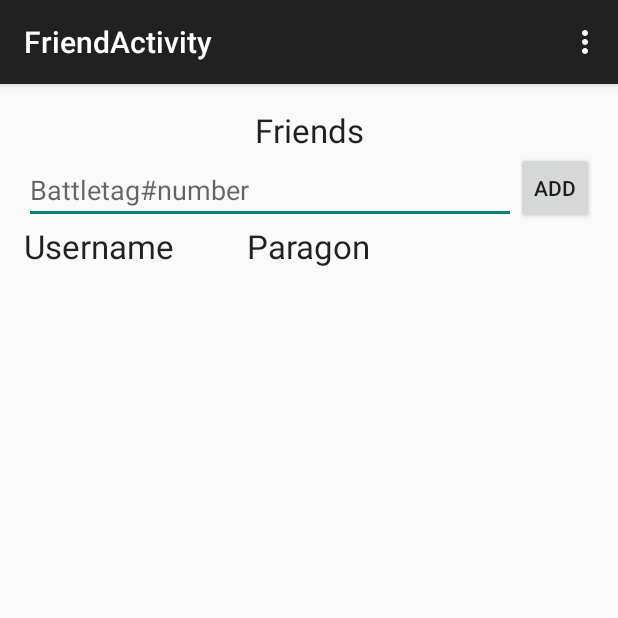
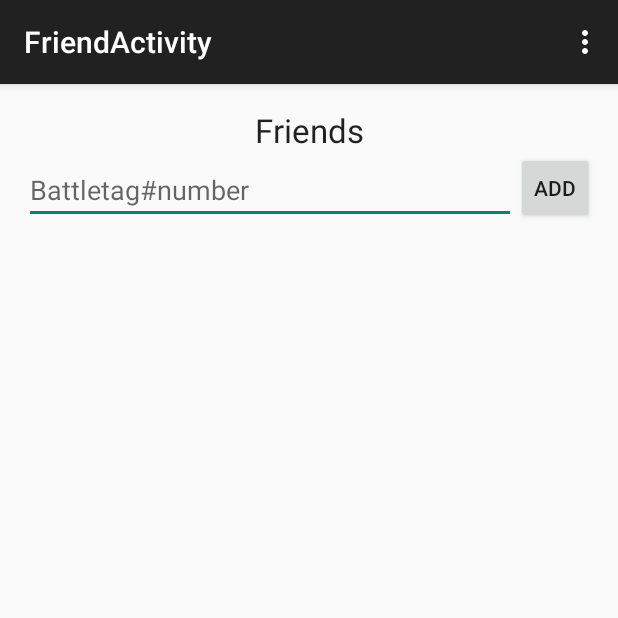
Before and after one commit to Eddoson/Diablo3App, an Android app: the FriendActivity screen opened directly, with no data from a screen before it, on a phone screen of 412 x 824 dp, the top half of it. Run offline under Robolectric (Android 15) with nearby library versions, the phone set to English and light mode, and no system bars; network calls fail; 2 statements that could not run were skipped.

Commit message:
Friends List Refactor 1. Updated parse so that friends lists are stored in jsonarrays 2. In progress: refactoring friends list activity so that it utilizes new format for friends list

```diff
--- a/app/src/main/java/com/example/eddoson/diablo3app/CharacterSheetActivity.java
+++ b/app/src/main/java/com/example/eddoson/diablo3app/CharacterSheetActivity.java
@@ -246,7 +246,7 @@
 
             //initialize stringbuilders to display later
             //thanks to navastyles for tip on String.format and Stringbuilder better organizing code!!
-            itemName.append(String.format("Item: %s \n", root.getString("name")));
+            itemName.append(String.format("Name: %s \n", root.getString("name")));
             armor.append("");
             attributes.append("Attributes: \n");
             gems.append("");
--- a/app/src/main/java/com/example/eddoson/diablo3app/FriendAdapter.java
+++ b/app/src/main/java/com/example/eddoson/diablo3app/FriendAdapter.java
@@ -42,10 +42,12 @@
 
         //connecting logic to the UI
         TextView tvUsername = (TextView) convertView.findViewById(R.id.textViewUsername);
+        TextView tvBnetUsername = (TextView) convertView.findViewById(R.id.textViewBnetUsername);
         TextView tvParagon = (TextView) convertView.findViewById(R.id.textViewParagon);
 
         //set the friend info to the text views
-        tvUsername.setText(friend.getBnetUsername());
+        tvUsername.setText(friend.getUsername());
+        tvBnetUsername.setText(friend.getBnetUsername());
         tvParagon.setText(friend.getParagon());
 
         return convertView;
--- a/app/src/main/res/layout/activity_friend.xml
+++ b/app/src/main/res/layout/activity_friend.xml
@@ -24,7 +24,7 @@
         android:id="@+id/listViewFriends"
         android:layout_alignParentLeft="true"
         android:layout_alignParentStart="true"
-        android:layout_below="@+id/textViewLabelUsername"/>
+        android:layout_below="@+id/buttonAdd"/>
 
     <EditText
         android:layout_width="wrap_content"
@@ -47,23 +47,4 @@
         android:layout_alignParentRight="true"
         android:layout_alignParentEnd="true"/>
 
-    <TextView
-        android:layout_width="wrap_content"
-        android:layout_height="wrap_content"
-        android:textAppearance="?android:attr/textAppearanceLarge"
-        android:text="@string/string_textview_label_username"
-        android:id="@+id/textViewLabelUsername"
-        android:layout_below="@+id/buttonAdd"
-        android:layout_alignParentLeft="true"
-        android:layout_alignParentStart="true"/>
-
-    <TextView
-        android:layout_width="wrap_content"
-        android:layout_height="wrap_content"
-        android:textAppearance="?android:attr/textAppearanceLarge"
-        android:text="@string/string_textview_label_paragon"
-        android:id="@+id/textViewLabelParagon"
-        android:layout_below="@+id/editTextFriend"
-        android:layout_centerHorizontal="true"/>
-
 </RelativeLayout>
--- a/app/src/main/res/values/strings.xml
+++ b/app/src/main/res/values/strings.xml
@@ -43,5 +43,6 @@
     <string name="string_leaderboard_title">Leaderboard</string>
     <string name="string_edittext_leaderboard_search">Search for a player...</string>
     <string name="string_confirm">Confirm</string>
+    <string name="string_battlenet_username">Battle.Net Username</string>
 
 </resources>
```
Also changed, not shown: app/src/main/java/com/example/eddoson/diablo3app/ExtendedJSONArray.java (added, +37 -0 lines), app/src/main/java/com/example/eddoson/diablo3app/Friend.java (+38 -0 lines), app/src/main/java/com/example/eddoson/diablo3app/FriendActivity.java (+49 -86 lines), app/src/main/res/layout/friend_list_component.xml (+8 -0 lines).
